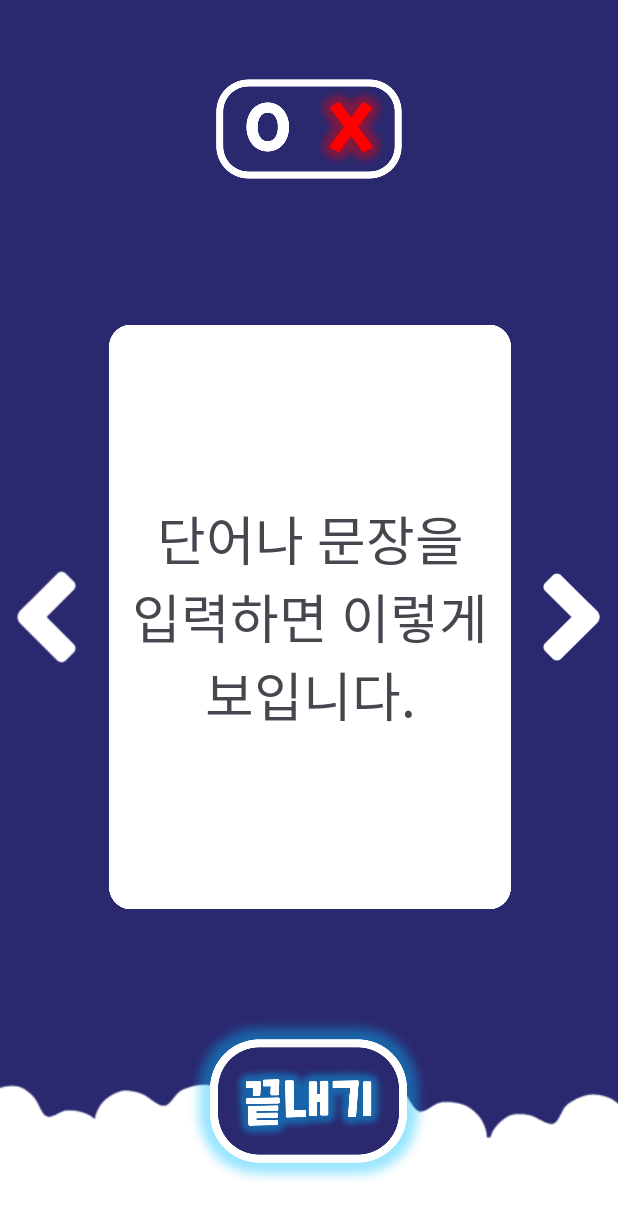
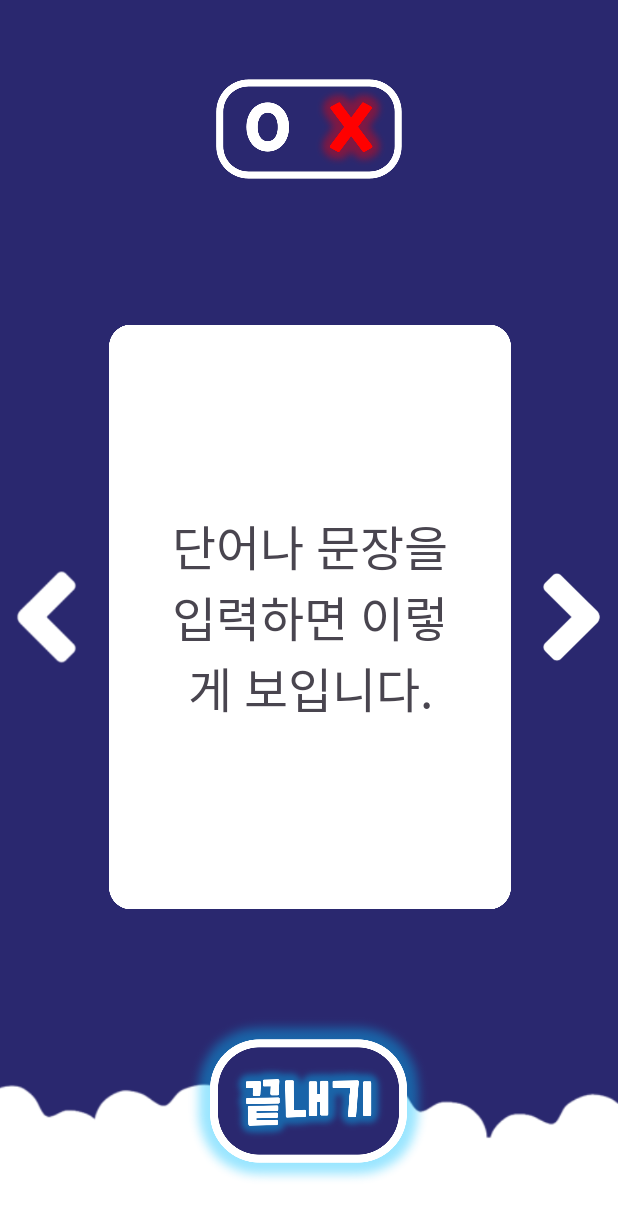
Before and after one commit to tongueEye/HearWow, an Android app: the PlayQuizActivity screen opened directly, with no data from a screen before it, on a phone screen of 412 x 824 dp. Shown: the top 1219 px of the screen. Run offline under Robolectric (Android 15) with nearby library versions, the phone set to English and light mode, and no system bars; our stand-ins replace Room's generated code; 1 statement that could not run was skipped.

Commit message:
[FEAT] 토스트 메시지 수정 및 반응형 처리 수정 1. 토스트 메시지 수정  - 문구 수정 (퀴즈->공부, 초기화->다시채점)  - 상세보기 화면에서 토스트 메시지로 이미지 uri 나오는거 수정 2. 반응형 처리 수정  - 태블릿/모바일 다르게 낱말 카드 텍스트, 상단 여백 수정

```diff
--- a/app/src/main/java/com/tongueeye/wordcard/PlayQuizActivity.kt
+++ b/app/src/main/java/com/tongueeye/wordcard/PlayQuizActivity.kt
@@ -49,8 +49,8 @@ class PlayQuizActivity: AppCompatActivity(), TextToSpeech.OnInitListener {
             loadQuizData(0) // 첫 번째 퀴즈 로드
         } else {
             // 풀리지 않은 퀴즈 목록이 비어있으면 알림 표시
-            Toast.makeText(this, "퀴즈를 모두 맞췄네요! \uD83D\uDC4F \uD83D\uDC4F", Toast.LENGTH_SHORT).show()
-            Toast.makeText(this, "퀴즈를 다시 맞추려면 모래시계 버튼을 클릭해주세요.", Toast.LENGTH_LONG).show()
+            Toast.makeText(this, "모든 낱말 카드를 공부했어요! \uD83D\uDC4F \uD83D\uDC4F", Toast.LENGTH_SHORT).show()
+            Toast.makeText(this, "다시 공부하려면 [다시 채점] 버튼을 클릭해주세요.", Toast.LENGTH_LONG).show()
             finish() // 액티비티 종료
         }
 
--- a/app/src/main/java/com/tongueeye/wordcard/QuizAdapter.kt
+++ b/app/src/main/java/com/tongueeye/wordcard/QuizAdapter.kt
@@ -105,7 +105,7 @@ class QuizAdapter(private val quizDao: QuizDao, private val quizActivity: MainAc
             dialogBinding.addPhotoIV.visibility = View.GONE
         } else {
             dialogBinding.addPhotoIV.visibility = View.VISIBLE
-            Toast.makeText(quizActivity, quiz.imageUri!!.toUri().toString(), Toast.LENGTH_SHORT).show()
+//            Toast.makeText(quizActivity, quiz.imageUri!!.toUri().toString(), Toast.LENGTH_SHORT).show()
             Glide.with(quizActivity)
                 .load(quiz.imageUri!!.toUri())
                 .into(dialogBinding.addPhotoIV)
--- a/app/src/main/res/layout/activity_play_quiz.xml
+++ b/app/src/main/res/layout/activity_play_quiz.xml
@@ -93,6 +93,8 @@
         android:gravity="center"
         android:paddingStart="15dp"
         android:paddingEnd="15dp"
+        android:layout_marginStart="25dp"
+        android:layout_marginEnd="25dp"
         android:text="@string/word_text"
         android:textAlignment="center"
         android:textSize="@dimen/quiz_text_size"
@@ -104,9 +106,9 @@
     <!-- 문제 이미지 -->
     <ImageView
         android:id="@+id/question_IV"
-        android:layout_width="206dp"
+        android:layout_width="300dp"
         android:layout_height="0dp"
-        android:layout_marginTop="32dp"
+        android:layout_marginTop="@dimen/quiz_img_margin_top"
         android:contentDescription="@string/word_img"
         android:scaleType="fitCenter"
         android:visibility="gone"
--- a/app/src/main/res/values-w600dp/dimens.xml
+++ b/app/src/main/res/values-w600dp/dimens.xml
@@ -8,5 +8,6 @@
     <dimen name="layout_height">80dp</dimen>
     <dimen name="layout_margin_bottom">15dp</dimen>
 
-    <dimen name="quiz_text_size">65sp</dimen>
+    <dimen name="quiz_img_margin_top">100dp</dimen>
+    <dimen name="quiz_text_size">62sp</dimen>
 </resources>
--- a/app/src/main/res/values/dimens.xml
+++ b/app/src/main/res/values/dimens.xml
@@ -8,6 +8,7 @@
     <dimen name="layout_height">65dp</dimen>
     <dimen name="layout_margin_bottom">10dp</dimen>
 
-    <dimen name="quiz_text_size">35sp</dimen>
+    <dimen name="quiz_img_margin_top">50dp</dimen>
+    <dimen name="quiz_text_size">32sp</dimen>
 
 </resources>
```
Also changed, not shown: app/src/main/java/com/tongueeye/wordcard/MainActivity.kt (+6 -6 lines).
